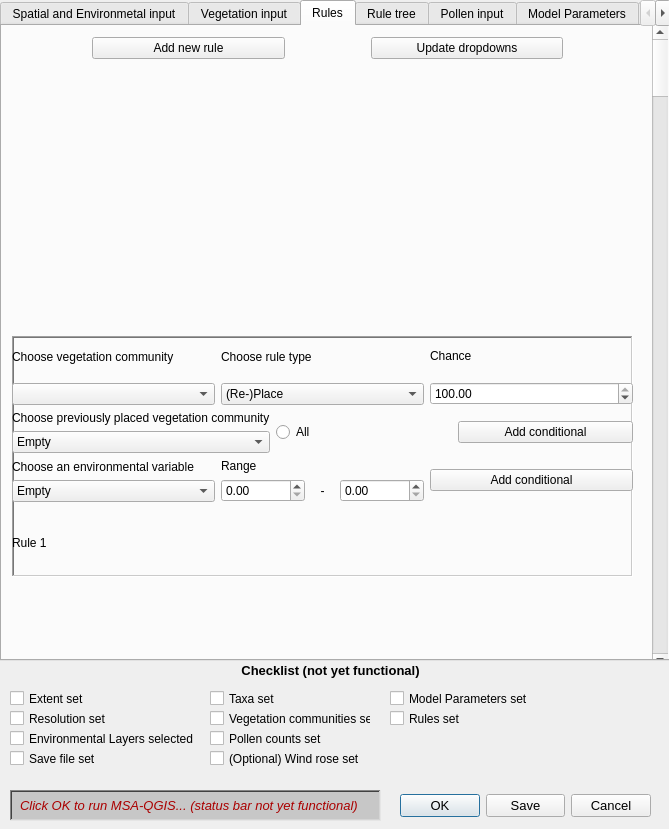
ThyavdBerg/MSA-Q, file MSA_QGIS_dialog_base.ui: the form before one commit.
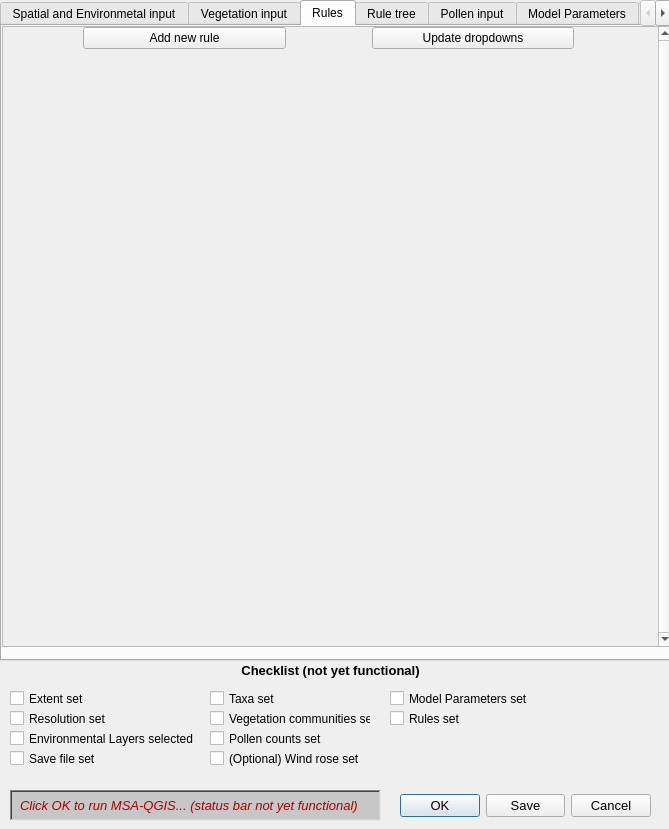
The form after the commit. Custom widgets are drawn as their Qt base class.

Commit message: can now dyncamically insert the very basic rules frame

Diff of the .ui file:
```diff
--- a/MSA_QGIS_dialog_base.ui
+++ b/MSA_QGIS_dialog_base.ui
@@ -539,279 +539,45 @@
     <attribute name="title">
      <string>Rules</string>
     </attribute>
-    <widget class="QScrollBar" name="verticalScrollBar">
+    <widget class="QScrollArea" name="scrollArea_rules">
      <property name="geometry">
       <rect>
-       <x>650</x>
+       <x>0</x>
        <y>0</y>
-       <width>16</width>
-       <height>641</height>
+       <width>671</width>
+       <height>621</height>
       </rect>
      </property>
-     <property name="orientation">
-      <enum>Qt::Vertical</enum>
+     <property name="verticalScrollBarPolicy">
+      <enum>Qt::ScrollBarAlwaysOn</enum>
      </property>
-    </widget>
-    <widget class="QFrame" name="frame">
+     <property name="horizontalScrollBarPolicy">
+      <enum>Qt::ScrollBarAlwaysOff</enum>
+     </property>
+     <property name="widgetResizable">
+      <bool>true</bool>
+     </property>
+     <widget class="QWidget" name="scrollAreaWidgetContents_2">
      <property name="geometry">
       <rect>
-       <x>10</x>
-       <y>310</y>
-       <width>621</width>
-       <height>241</height>
-      </rect>
-     </property>
-     <property name="frameShape">
-      <enum>QFrame::WinPanel</enum>
-     </property>
-     <property name="frameShadow">
-      <enum>QFrame::Sunken</enum>
-     </property>
+        <x>0</x>
+        <y>0</y>
+        <width>652</width>
+        <height>619</height>
+       </rect>
+      </property>
      <widget class="QWidget" name="">
       <property name="geometry">
        <rect>
         <x>0</x>
         <y>0</y>
-        <width>621</width>
-        <height>241</height>
-       </rect>
-      </property>
-      <layout class="QVBoxLayout" name="verticalLayout_10">
+         <width>651</width>
+         <height>621</height>
+        </rect>
+       </property>
+       <layout class="QVBoxLayout" name="vLayout_scrollArea">
        <item>
-        <layout class="QHBoxLayout" name="horizontalLayout_2">
-         <item>
-          <layout class="QVBoxLayout" name="verticalLayout_4">
-           <item>
-            <widget class="QLabel" name="label_17">
-             <property name="text">
-              <string>Choose vegetation community</string>
-             </property>
-            </widget>
-           </item>
-           <item>
-            <widget class="QComboBox" name="comboBox_ruleVegCom"/>
-           </item>
-          </layout>
-         </item>
-         <item>
-          <layout class="QVBoxLayout" name="verticalLayout_5">
-           <item>
-            <widget class="QLabel" name="label_18">
-             <property name="text">
-              <string>Choose rule type</string>
-             </property>
-            </widget>
-           </item>
-           <item>
-            <widget class="QComboBox" name="comboBox_rule">
-             <item>
-              <property name="text">
-               <string>(Re-)Place</string>
-              </property>
-             </item>
-             <item>
-              <property name="text">
-               <string>Encroach</string>
-              </property>
-             </item>
-             <item>
-              <property name="text">
-               <string>Extent</string>
-              </property>
-             </item>
-            </widget>
-           </item>
-          </layout>
-         </item>
-         <item>
-          <layout class="QVBoxLayout" name="verticalLayout_6">
-           <item>
-            <widget class="QLabel" name="label_19">
-             <property name="text">
-              <string>Chance</string>
-             </property>
-            </widget>
-           </item>
-           <item>
-            <widget class="QDoubleSpinBox" name="doubleSpinBox_chance">
-             <property name="minimum">
-              <double>1.000000000000000</double>
-             </property>
-             <property name="maximum">
-              <double>100.000000000000000</double>
-             </property>
-             <property name="value">
-              <double>100.000000000000000</double>
-             </property>
-            </widget>
-           </item>
-          </layout>
-         </item>
-        </layout>
-       </item>
-       <item>
-        <layout class="QHBoxLayout" name="horizontalLayout_3">
-         <item>
-          <layout class="QVBoxLayout" name="verticalLayout_7">
-           <item>
-            <widget class="QLabel" name="label_16">
-             <property name="text">
-              <string>Choose previously placed vegetation community</string>
-             </property>
-            </widget>
-           </item>
-           <item>
-            <widget class="QComboBox" name="comboBox_prevVegCom">
-             <item>
-              <property name="text">
-               <string>Empty</string>
-              </property>
-             </item>
-            </widget>
-           </item>
-          </layout>
-         </item>
-         <item>
-          <widget class="QRadioButton" name="radioButton_all">
-           <property name="text">
-            <string>All</string>
-           </property>
-           <property name="checked">
-            <bool>false</bool>
-           </property>
-          </widget>
-         </item>
-         <item>
-          <widget class="QPushButton" name="pushButton_addCondition_2">
-           <property name="text">
-            <string>Add conditional</string>
-           </property>
-          </widget>
-         </item>
-        </layout>
-       </item>
-       <item>
-        <layout class="QHBoxLayout" name="horizontalLayout_4">
-         <item>
-          <layout class="QVBoxLayout" name="verticalLayout_8">
-           <item>
-            <widget class="QLabel" name="label_56">
-             <property name="text">
-              <string>Choose an environmental variable</string>
-             </property>
-             <property name="wordWrap">
-              <bool>true</bool>
-             </property>
-            </widget>
-           </item>
-           <item>
-            <widget class="QComboBox" name="comboBox_envVar">
-             <item>
-              <property name="text">
-               <string>Empty</string>
-              </property>
-             </item>
-             <item>
-              <property name="text">
-               <string>Geology</string>
-              </property>
-             </item>
-             <item>
-              <property name="text">
-               <string>Facing</string>
-              </property>
-             </item>
-             <item>
-              <property name="text">
-               <string>DEM</string>
-              </property>
-             </item>
-             <item>
-              <property name="text">
-               <string>Steepness</string>
-              </property>
-             </item>
-            </widget>
-           </item>
-          </layout>
-         </item>
-         <item>
-          <layout class="QVBoxLayout" name="verticalLayout_9">
-           <item>
-            <widget class="QLabel" name="label_23">
-             <property name="text">
-              <string>Range</string>
-             </property>
-            </widget>
-           </item>
-           <item>
-            <layout class="QHBoxLayout" name="horizontalLayout">
-             <item>
-              <widget class="QDoubleSpinBox" name="doubleSpinBox_rangeMin">
-               <property name="maximum">
-                <double>100000.000000000000000</double>
-               </property>
-               <property name="value">
-                <double>0.000000000000000</double>
-               </property>
-              </widget>
-             </item>
-             <item>
-              <widget class="QLabel" name="label_22">
-               <property name="text">
-                <string>-</string>
-               </property>
-               <property name="alignment">
-                <set>Qt::AlignCenter</set>
-               </property>
-              </widget>
-             </item>
-             <item>
-              <widget class="QDoubleSpinBox" name="doubleSpinBox_rangeMax">
-               <property name="maximum">
-                <double>100000.000000000000000</double>
-               </property>
-               <property name="value">
-                <double>0.000000000000000</double>
-               </property>
-              </widget>
-             </item>
-            </layout>
-           </item>
-          </layout>
-         </item>
-         <item>
-          <widget class="QPushButton" name="pushButton_addConditionEvn">
-           <property name="text">
-            <string>Add conditional</string>
-           </property>
-          </widget>
-         </item>
-        </layout>
-       </item>
-       <item>
-        <widget class="QLabel" name="label_20">
-         <property name="text">
-          <string>Rule 1</string>
-         </property>
-         <property name="wordWrap">
-          <bool>true</bool>
-         </property>
-        </widget>
-       </item>
-      </layout>
-     </widget>
-    </widget>
-    <widget class="QWidget" name="layoutWidget">
-     <property name="geometry">
-      <rect>
-       <x>10</x>
-       <y>10</y>
-       <width>631</width>
-       <height>25</height>
-      </rect>
-     </property>
-     <layout class="QHBoxLayout" name="horizontalLayout_rulesButtons">
+         <layout class="QHBoxLayout" name="hLayout_rulesButtons">
       <item>
        <spacer name="horizontalSpacer_2">
         <property name="orientation">
@@ -881,6 +647,23 @@
        </spacer>
       </item>
      </layout>
+        </item>
+        <item>
+         <spacer name="verticalSpacer">
+          <property name="orientation">
+           <enum>Qt::Vertical</enum>
+          </property>
+          <property name="sizeHint" stdset="0">
+           <size>
+            <width>20</width>
+            <height>40</height>
+           </size>
+          </property>
+         </spacer>
+        </item>
+       </layout>
+      </widget>
+     </widget>
     </widget>
    </widget>
    <widget class="QWidget" name="tab_ruleTree">
```
Lines whose indentation alone changed are shown as unchanged. The commit also changes 2 other files.
